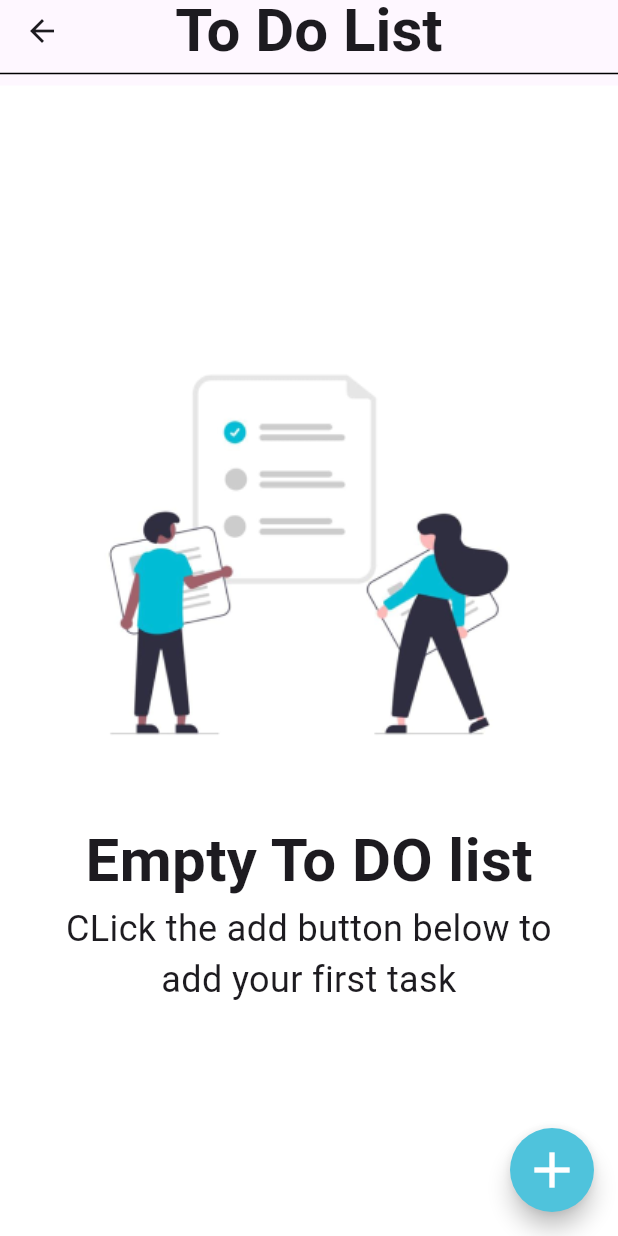
After one commit to AnujLo1c/hum_chale, a Flutter app: the ToDo screen opened directly, on a phone screen of 412 x 824 dp. The commit adds this screen. Run offline on Flutter 3.47's test engine with Material 3 defaults, Android fonts, the phone set to English and light mode, and no system bars; our stand-ins replace gap, gradient_borders, lottie, rive.

Commit message:
Sayyam's Assigned work Completed

```diff
--- /dev/null
+++ b/lib/screens/list_screen/todo_list.dart
@@ -0,0 +1,42 @@
+import 'package:flutter/material.dart';
+import 'package:hum_chale/ui/CustomColors.dart';
+
+class ToDo extends StatefulWidget {
+  const ToDo({super.key});
+
+  @override
+  State<ToDo> createState() => _ToDoState();
+}
+
+class _ToDoState extends State<ToDo> {
+  @override
+  Widget build(BuildContext context) {
+    return Scaffold(
+      appBar: AppBar(
+        title: Text("To Do List", style: TextStyle(fontSize: 40, fontWeight: FontWeight.w600),),
+        centerTitle: true,
+        bottom: PreferredSize(
+          preferredSize: Size.fromHeight(1.0), // Set the height of the bottom border
+          child: Divider(color: Colors.black), // Add a Divider widget with a color
+        ),
+      ),
+      body: Center(
+        child: Column(
+          mainAxisAlignment: MainAxisAlignment.center,
+          children: [
+            Image(image: AssetImage("assets/images/todo.png")),
+            Text("Empty To DO list", style: TextStyle(fontSize: 40, fontWeight: FontWeight.w600),),
+            Text("CLick the add button below to \nadd your first task", style: TextStyle(fontWeight: FontWeight.w400, fontSize: 24),textAlign: TextAlign.center,)
+          ],
+        ),
+      ),
+      floatingActionButton: FloatingActionButton(
+        onPressed: () {},
+        child: Icon(Icons.add,color: Colors.white, size: 40,),
+        backgroundColor: CustomColors.primaryColor,
+        shape: CircleBorder(),
+        heroTag: null,
+      ),
+    );
+  }
+}
--- a/lib/screens/profile/profile_home.dart
+++ b/lib/screens/profile/profile_home.dart
@@ -1,5 +1,8 @@
 import 'package:flutter/material.dart';
 import 'package:gap/gap.dart';
+import 'package:hum_chale/screens/list_screen/Expense_list.dart';
+import 'package:hum_chale/screens/list_screen/packing_list.dart';
+import 'package:hum_chale/screens/list_screen/todo_list.dart';
 import 'package:hum_chale/ui/CustomColors.dart';
 class ProfileHome extends StatefulWidget {
   const ProfileHome({super.key});
@@ -14,7 +17,9 @@ Size? size;
   @override
   Widget build(BuildContext context) {
     size=MediaQuery.of(context).size;
-    return Column(
+    return SingleChildScrollView(
+      scrollDirection: Axis.vertical,
+      child: Column(
         // mainAxisAlignment: MainAxisAlignment.center,
         crossAxisAlignment: CrossAxisAlignment.center,
         children: [
@@ -31,9 +36,13 @@ width: size?.width
           ProfileTile("Booking Updates", (){}, Icons.bookmark_add_outlined),
           ProfileTile("Trip History", (){}, Icons.history),
           ProfileTile("Help", (){}, Icons.help_outline),
+          ProfileTile("Packing List", (){Navigator.push(context,MaterialPageRoute(builder: (context)=> packingList()));}, Icons.list),
+          ProfileTile("ToDo List", (){Navigator.push(context,MaterialPageRoute(builder: (context)=> ToDo()));}, Icons.list_alt_sharp),
+          ProfileTile("Expenses", (){Navigator.push(context,MaterialPageRoute(builder: (context)=> ExpenseList()));}, Icons.monetization_on_rounded),
           ProfileTile("Log Out", (){}, Icons.logout),
 
         ],
+      ),
     );
   }
 
```
Also changed, not shown: lib/screens/list_screen/Expense_list.dart (added, +45 -0 lines), lib/screens/list_screen/packing_list.dart (added, +43 -0 lines), assets/images/expense.png (added), assets/images/packing_list.png (added), assets/images/todo.png (added). Lines whose indentation alone changed are shown as unchanged.
